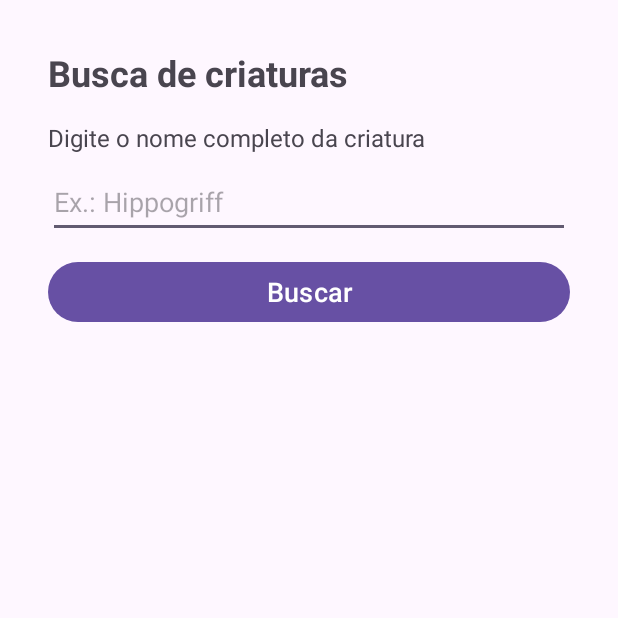
After one commit to andreolmedoo/Grimorio, an Android app: the CreatureSearchActivity screen opened directly, with no data from a screen before it, on a phone screen of 412 x 824 dp, the top half of it. The commit adds this screen. Run offline under Robolectric (Android 15) with nearby library versions, the phone set to English and light mode, and no system bars.

Commit message:
Feat: criaturas
Tela de busca de criaturas com validação, imagem e tratamento de erros.

```diff
--- a/app/src/main/AndroidManifest.xml
+++ b/app/src/main/AndroidManifest.xml
@@ -17,6 +17,10 @@
             android:name=".CharacterSearchActivity"
             android:exported="false" />
         <activity
+            android:name=".CreatureSearchActivity"
+            android:exported="false"
+            android:screenOrientation="portrait" />
+        <activity
             android:name=".MainActivity"
             android:exported="true"
             android:windowSoftInputMode="adjustResize">
--- a/app/src/main/java/com/example/grimorio/MainActivity.kt
+++ b/app/src/main/java/com/example/grimorio/MainActivity.kt
@@ -16,6 +16,9 @@ class MainActivity : AppCompatActivity() {
         findViewById<Button>(R.id.open_character_search).setOnClickListener {
             startActivity(Intent(this, CharacterSearchActivity::class.java))
         }
+        findViewById<Button>(R.id.open_creature_search).setOnClickListener {
+            startActivity(Intent(this, CreatureSearchActivity::class.java))
+        }
         ViewCompat.setOnApplyWindowInsetsListener(findViewById(R.id.main)) { v, insets ->
             val systemBars = insets.getInsets(WindowInsetsCompat.Type.systemBars())
             v.setPadding(systemBars.left, systemBars.top, systemBars.right, systemBars.bottom)
--- /dev/null
+++ b/app/src/main/res/drawable/creature_placeholder.xml
@@ -0,0 +1,11 @@
+<?xml version="1.0" encoding="utf-8"?>
+<!-- Imagem substituta exibida quando a criatura não tem imagem ou ela não carrega -->
+<vector xmlns:android="http://schemas.android.com/apk/res/android"
+    android:width="160dp"
+    android:height="160dp"
+    android:viewportWidth="24"
+    android:viewportHeight="24">
+    <path
+        android:fillColor="#7E57C2"
+        android:pathData="M21,5v6.59l-3,-3.01 -4,4.01 -4,-4 -4,4 -3,-3.01V5c0,-1.1 0.9,-2 2,-2h14c1.1,0 2,0.9 2,2zM18,11.42l3,3.01V19c0,1.1 -0.9,2 -2,2H5c-1.1,0 -2,-0.9 -2,-2v-6.58l3,2.99 4,-4 4,4 4,-3.99z" />
+</vector>
--- /dev/null
+++ b/app/src/main/res/layout/activity_creature_search.xml
@@ -0,0 +1,102 @@
+<?xml version="1.0" encoding="utf-8"?>
+<androidx.constraintlayout.widget.ConstraintLayout xmlns:android="http://schemas.android.com/apk/res/android"
+    xmlns:app="http://schemas.android.com/apk/res-auto"
+    xmlns:tools="http://schemas.android.com/tools"
+    android:id="@+id/creature"
+    android:layout_width="match_parent"
+    android:layout_height="match_parent"
+    tools:context=".CreatureSearchActivity">
+
+    <TextView
+        android:id="@+id/textViewCreatureTitle"
+        android:layout_width="wrap_content"
+        android:layout_height="wrap_content"
+        android:text="Busca de criaturas"
+        android:textSize="24sp"
+        android:textStyle="bold"
+        app:layout_constraintStart_toStartOf="parent"
+        app:layout_constraintTop_toTopOf="parent" />
+
+    <TextView
+        android:id="@+id/textViewCreatureLabel"
+        android:layout_width="wrap_content"
+        android:layout_height="wrap_content"
+        android:layout_marginTop="16dp"
+        android:text="Digite o nome completo da criatura"
+        android:textSize="16sp"
+        app:layout_constraintStart_toStartOf="parent"
+        app:layout_constraintTop_toBottomOf="@id/textViewCreatureTitle" />
+
+    <EditText
+        android:id="@+id/editTextCreature"
+        android:layout_width="0dp"
+        android:layout_height="wrap_content"
+        android:layout_marginTop="8dp"
+        android:hint="Ex.: Hippogriff"
+        android:importantForAutofill="no"
+        android:inputType="textCapWords"
+        android:minHeight="48dp"
+        android:textSize="18sp"
+        app:layout_constraintEnd_toEndOf="parent"
+        app:layout_constraintStart_toStartOf="parent"
+        app:layout_constraintTop_toBottomOf="@id/textViewCreatureLabel" />
+
+    <Button
+        android:id="@+id/buttonSearchCreature"
+        android:layout_width="0dp"
+        android:layout_height="wrap_content"
+        android:layout_marginTop="12dp"
+        android:onClick="searchCreature"
+        android:text="Buscar"
+        android:textSize="18sp"
+        app:layout_constraintEnd_toEndOf="parent"
+        app:layout_constraintStart_toStartOf="parent"
+        app:layout_constraintTop_toBottomOf="@id/editTextCreature" />
+
+    <ProgressBar
+        android:id="@+id/progressBarCreature"
+        android:layout_width="48dp"
+        android:layout_height="48dp"
+        android:layout_marginTop="24dp"
+        android:visibility="gone"
+        app:layout_constraintEnd_toEndOf="parent"
+        app:layout_constraintStart_toStartOf="parent"
+        app:layout_constraintTop_toBottomOf="@id/buttonSearchCreature" />
+
+    <TextView
+        android:id="@+id/textViewCreatureName"
+        android:layout_width="wrap_content"
+        android:layout_height="wrap_content"
+        android:layout_marginTop="24dp"
+        android:textSize="22sp"
+        android:textStyle="bold"
+        android:visibility="gone"
+        app:layout_constraintEnd_toEndOf="parent"
+        app:layout_constraintStart_toStartOf="parent"
+        app:layout_constraintTop_toBottomOf="@id/progressBarCreature" />
+
+    <ImageView
+        android:id="@+id/imageViewCreature"
+        android:layout_width="0dp"
+        android:layout_height="250dp"
+        android:layout_marginTop="16dp"
+        android:contentDescription="Imagem da criatura"
+        android:scaleType="fitCenter"
+        android:visibility="gone"
+        app:layout_constraintEnd_toEndOf="parent"
+        app:layout_constraintStart_toStartOf="parent"
+        app:layout_constraintTop_toBottomOf="@id/textViewCreatureName" />
+
+    <TextView
+        android:id="@+id/textViewCreatureMessage"
+        android:layout_width="0dp"
+        android:layout_height="wrap_content"
+        android:layout_marginTop="16dp"
+        android:text=""
+        android:textAlignment="center"
+        android:textSize="18sp"
+        app:layout_constraintEnd_toEndOf="parent"
+        app:layout_constraintStart_toStartOf="parent"
+        app:layout_constraintTop_toBottomOf="@id/imageViewCreature" />
+
+</androidx.constraintlayout.widget.ConstraintLayout>
```
Also changed, not shown: app/src/main/java/com/example/grimorio/Creature.kt (added, +8 -0 lines), app/src/main/java/com/example/grimorio/CreatureSearchActivity.kt (added, +183 -0 lines), app/src/main/res/layout/activity_main.xml (+10 -0 lines).
